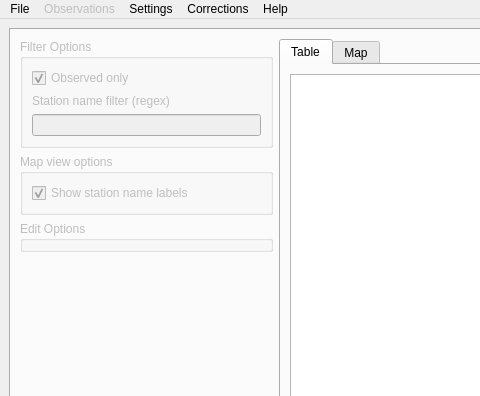
The window that gravtools/gui/MainWindow.ui (ahellers/GravTools) describes before a commit, drawn with Qt 5; both pictures show x 0 to 480 and y 0 to 396 of the 1337 by 753 pixel window.
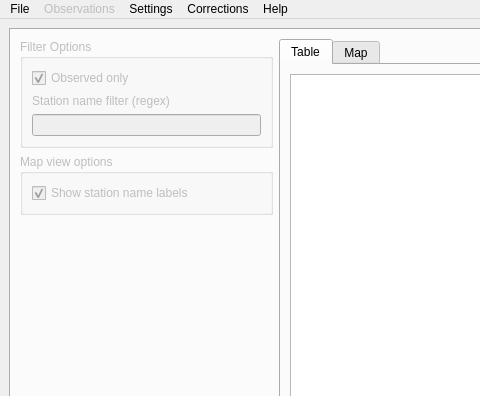
The same window after the commit. The open tabs and pages were chosen to show the change. Custom widgets are drawn as their Qt base class.

The edit to the form file:
```diff
--- a/gravtools/gui/MainWindow.ui
+++ b/gravtools/gui/MainWindow.ui
@@ -108,16 +108,6 @@
               </layout>
              </widget>
             </item>
-            <item>
-             <widget class="QGroupBox" name="groupBox_edit_options">
-              <property name="enabled">
-               <bool>false</bool>
-              </property>
-              <property name="title">
-               <string>Edit Options</string>
-              </property>
-             </widget>
-            </item>
             <item>
              <spacer name="verticalSpacer">
               <property name="orientation">
```
Left out of the diff: 2 changed lines with no effect on the pictures.
